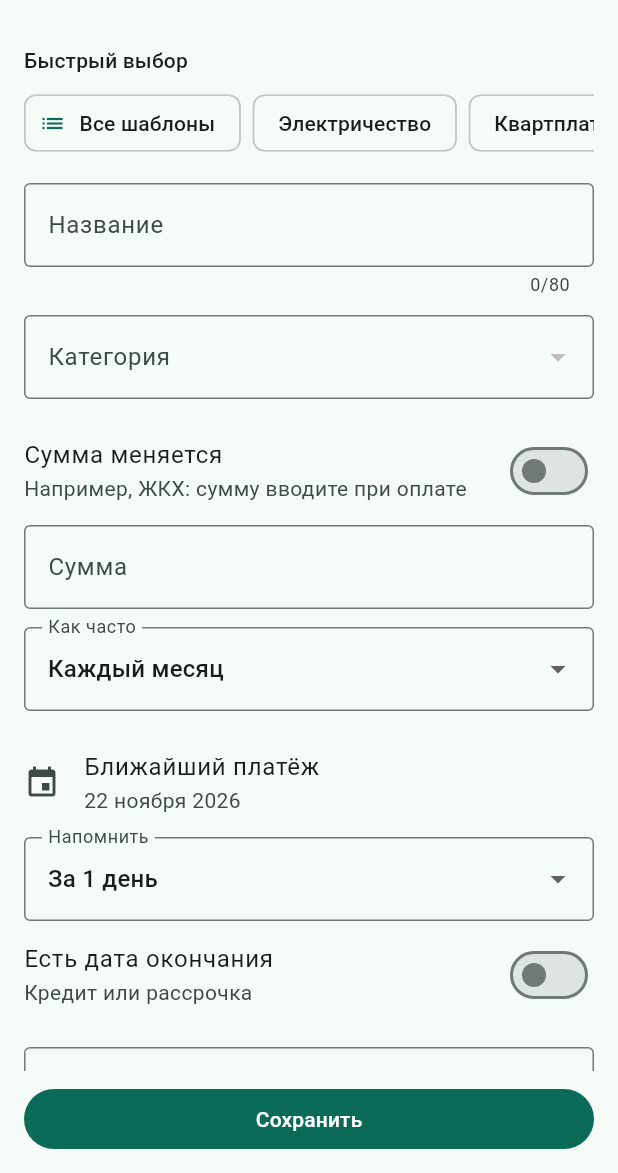
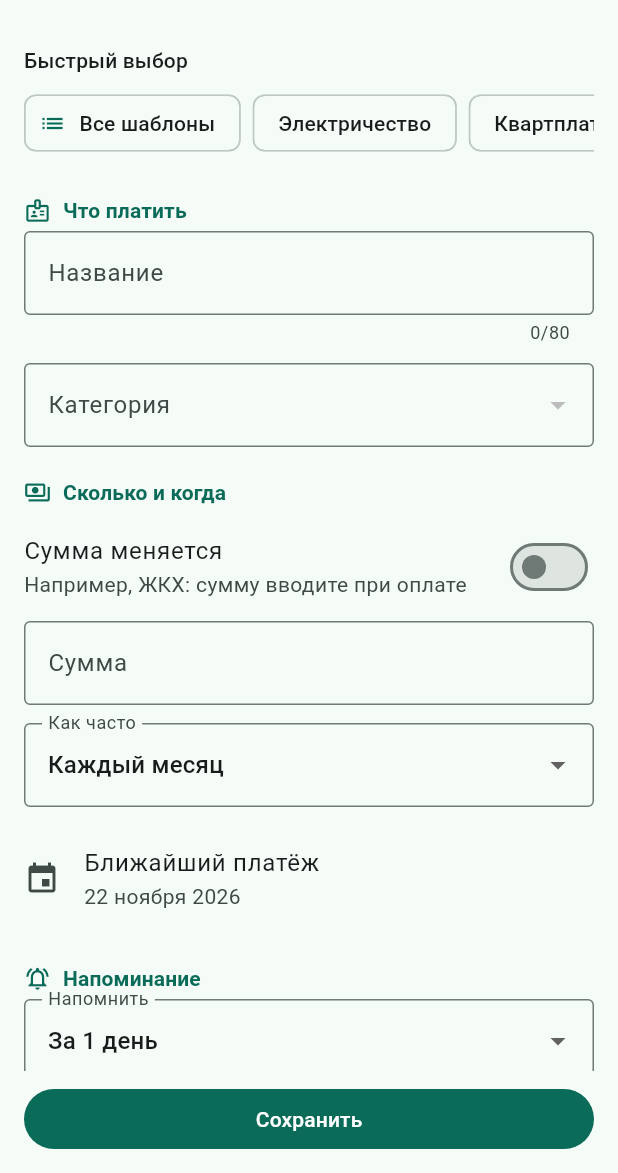
Before and after one commit to Viktor-CSKA/Mobile_app, a Flutter app: the screen it shows after launch, item 3 of the bottom bar chosen, after a tap on "Добавить платёж", on a phone screen of 412 x 824 dp, the part 63-1236 px from its top. Run offline on Flutter 3.47's test engine with Material 3 defaults, Android fonts, the phone set to English and light mode, and no system bars; our stand-ins replace drift, drift_flutter, file_picker, flutter_local_notifications, flutter_riverpod, shared_preferences and 1 more; accounts and stored records are empty; generated files the repository leaves out were written again.

Commit message:
Visual polish 1.1.2: month progress ring, urgency colors, form sections, friendly empty state

```diff
--- a/app/lib/features/payments/presentation/payment_form_screen.dart
+++ b/app/lib/features/payments/presentation/payment_form_screen.dart
@@ -367,6 +367,10 @@ class _PaymentFormScreenState extends ConsumerState<PaymentFormScreen> {
                       ),
                       const SizedBox(height: 16),
                     ],
+                    const _FormHeader(
+                      icon: Icons.badge_outlined,
+                      title: 'Что платить',
+                    ),
                     TextFormField(
                       controller: _name,
                       textCapitalization: TextCapitalization.sentences,
@@ -396,6 +400,10 @@ class _PaymentFormScreenState extends ConsumerState<PaymentFormScreen> {
                       validator: (v) => v == null ? 'Выберите категорию' : null,
                     ),
                     const SizedBox(height: 12),
+                    const _FormHeader(
+                      icon: Icons.payments_outlined,
+                      title: 'Сколько и когда',
+                    ),
                     SwitchListTile(
                       contentPadding: EdgeInsets.zero,
                       title: const Text('Сумма меняется'),
@@ -446,6 +454,11 @@ class _PaymentFormScreenState extends ConsumerState<PaymentFormScreen> {
                           setState(() => _nextDue = dateOnly(picked));
                         }
                       },
+                    ),
+                    const SizedBox(height: 12),
+                    const _FormHeader(
+                      icon: Icons.notifications_active_outlined,
+                      title: 'Напоминание',
                     ),
                     DropdownButtonFormField<int>(
                       initialValue: _remindDays,
@@ -558,3 +571,33 @@ String _kopecksToInput(int kopecks) {
   final cents = kopecks % 100;
   return cents == 0 ? '$rubles' : '$rubles,${cents.toString().padLeft(2, '0')}';
 }
+
+/// Заголовок секции формы: иконка + название логического блока.
+/// Длинная форма читается как последовательность смысловых групп.
+class _FormHeader extends StatelessWidget {
+  const _FormHeader({required this.icon, required this.title});
+
+  final IconData icon;
+  final String title;
+
+  @override
+  Widget build(BuildContext context) {
+    final theme = Theme.of(context);
+    return Padding(
+      padding: const EdgeInsets.only(top: 8, bottom: 4),
+      child: Row(
+        children: [
+          Icon(icon, size: 18, color: theme.colorScheme.primary),
+          const SizedBox(width: 8),
+          Text(
+            title,
+            style: theme.textTheme.titleSmall?.copyWith(
+              color: theme.colorScheme.primary,
+              fontWeight: FontWeight.w600,
+            ),
+          ),
+        ],
+      ),
+    );
+  }
+}
--- a/app/lib/features/upcoming/presentation/upcoming_screen.dart
+++ b/app/lib/features/upcoming/presentation/upcoming_screen.dart
@@ -5,6 +5,9 @@ import '../../../core/clock.dart';
 import '../../../core/format/date_format_ru.dart';
 import '../../../core/format/money.dart';
 import '../../../core/format/plural_ru.dart';
+import '../../../core/widgets/month_progress_ring.dart';
+import '../../../home_shell.dart';
+import '../../calendar/data/calendar_providers.dart';
 import '../../payments/data/payments_providers.dart';
 import '../../payments/domain/payment_draft.dart';
 import '../../payments/presentation/payment_form_screen.dart';
@@ -34,6 +37,9 @@ class UpcomingScreen extends ConsumerWidget {
   Widget build(BuildContext context, WidgetRef ref) {
     final today = ref.watch(todayProvider);
     final payments = ref.watch(activePaymentsProvider);
+    final paidThisMonth = ref.watch(
+      paidInMonthProvider(DateTime(today.year, today.month)),
+    );
 
     return Scaffold(
       appBar: AppBar(title: const Text('Ближайшие')),
@@ -44,10 +50,16 @@ class UpcomingScreen extends ConsumerWidget {
         data: (items) {
           final summary = UpcomingSummary.build(items, today);
           if (summary.isEmpty) return const _EmptyState();
+          // Оплачено в этом месяце — для кольца прогресса. Общий размер месяца =
+          // оплаченное + оставшееся к оплате (с учётом просрочки).
+          final paidKopecks = (paidThisMonth.value ?? const []).fold<int>(
+            0,
+            (sum, e) => sum + e.record.amountKopecks,
+          );
           return ListView(
             padding: const EdgeInsets.only(bottom: 24),
             children: [
-              _SummaryCard(summary: summary),
+              _SummaryCard(summary: summary, paidKopecks: paidKopecks),
               if (summary.overdue.isNotEmpty) ...[
                 const _SectionHeader('Просрочено', isAlert: true),
                 for (final item in summary.overdue)
@@ -81,12 +93,40 @@ class _EmptyState extends StatelessWidget {
 
   @override
   Widget build(BuildContext context) {
-    return const Center(
+    final theme = Theme.of(context);
+    return Center(
       child: Padding(
-        padding: EdgeInsets.all(32),
-        child: Text(
-          'Платежей пока нет.\nДобавьте первый на вкладке «Платежи».',
+        padding: const EdgeInsets.all(32),
+        child: Column(
+          mainAxisSize: MainAxisSize.min,
+          children: [
+            Icon(
+              Icons.event_note_outlined,
+              size: 72,
+              color: theme.colorScheme.primary.withValues(alpha: 0.5),
+            ),
+            const SizedBox(height: 16),
+            Text(
+              'Платежей пока нет',
               textAlign: TextAlign.center,
+              style: theme.textTheme.titleMedium,
+            ),
+            const SizedBox(height: 8),
+            Text(
+              'Добавьте первый платёж: подписку, ЖКХ или кредит —\n'
+              'и увидите, сколько платить в этом месяце',
+              textAlign: TextAlign.center,
+              style: theme.textTheme.bodyMedium?.copyWith(
+                color: theme.colorScheme.onSurfaceVariant,
+              ),
+            ),
+            const SizedBox(height: 24),
+            FilledButton.icon(
+              onPressed: () => HomeShell.goToTab(context, 2),
+              icon: const Icon(Icons.add),
+              label: const Text('Добавить платёж'),
+            ),
+          ],
         ),
       ),
     );
@@ -94,15 +134,21 @@ class _EmptyState extends StatelessWidget {
 }
 
 class _SummaryCard extends StatelessWidget {
-  const _SummaryCard({required this.summary});
+  const _SummaryCard({required this.summary, required this.paidKopecks});
 
   final UpcomingSummary summary;
+
+  /// Уже оплачено в этом месяце — для кольца прогресса.
+  final int paidKopecks;
 
   @override
   Widget build(BuildContext context) {
     final theme = Theme.of(context);
     final need = summary.needThisMonth;
     final overdue = summary.overdueForecast;
+
+    // Общий размер месяца = оплаченное + оставшееся к оплате (с просрочкой).
+    final totalMonth = paidKopecks + need.totalKopecks;
 
     final details = <String>[
       if (need.paymentsCount == 0)
@@ -121,13 +167,32 @@ class _SummaryCard extends StatelessWidget {
           crossAxisAlignment: CrossAxisAlignment.start,
           children: [
             Text('Нужно в этом месяце', style: theme.textTheme.labelLarge),
-            const SizedBox(height: 4),
+            const SizedBox(height: 12),
+            Row(
+              children: [
+                MonthProgressRing(
+                  paidKopecks: paidKopecks,
+                  totalKopecks: totalMonth,
+                ),
+                const SizedBox(width: 16),
+                Expanded(
+                  child: Column(
+                    crossAxisAlignment: CrossAxisAlignment.start,
+                    children: [
                       Text(
                         formatKopecks(need.totalKopecks),
                         style: theme.textTheme.headlineMedium,
                       ),
                       const SizedBox(height: 4),
-            Text(details.join(' · '), style: theme.textTheme.bodyMedium),
+                      Text(
+                        details.join(' · '),
+                        style: theme.textTheme.bodyMedium,
+                      ),
+                    ],
+                  ),
+                ),
+              ],
+            ),
             if (overdue.paymentsCount > 0) ...[
               const SizedBox(height: 8),
               Text(
@@ -186,21 +251,36 @@ class _UpcomingTile extends StatelessWidget {
     final days = item.schedule.daysUntilDue(today);
     final overdue = days < 0;
     final amount = p.amountKopecks;
+    // Цвет срочности: просрочка — ошибка, близкие даты — акцент, остальное — нейтрально.
+    final urgency = _urgencyColor(theme, days);
 
     return ListTile(
       onTap: onTap,
-      leading: CircleAvatar(
+      leading: Container(
+        // Кольцо срочности вокруг аватара категории.
+        decoration: urgency == null
+            ? null
+            : BoxDecoration(
+                shape: BoxShape.circle,
+                border: Border.all(color: urgency, width: 2.5),
+              ),
+        padding: urgency == null ? null : const EdgeInsets.all(3),
+        child: CircleAvatar(
           backgroundColor: Color(item.category.colorValue),
           child: Text(
             p.name.characters.first.toUpperCase(),
             style: const TextStyle(color: Colors.white),
           ),
         ),
+      ),
       title: Text(p.name),
       subtitle: Text(
         '${dueLabel(days)} · ${formatDayMonthShort(p.nextDueAt)} · '
         '${periodLabel(p.periodMonths)}',
-        style: overdue ? TextStyle(color: theme.colorScheme.error) : null,
+        style: TextStyle(
+          color: urgency ?? theme.colorScheme.onSurfaceVariant,
+          fontWeight: overdue ? FontWeight.w600 : null,
+        ),
       ),
       trailing: Row(
         mainAxisSize: MainAxisSize.min,
@@ -218,4 +298,12 @@ class _UpcomingTile extends StatelessWidget {
       ),
     );
   }
+
+  /// Цвет срочности по остатку дней; null — нейтральный (без выделения).
+  Color? _urgencyColor(ThemeData theme, int days) {
+    if (days < 0) return theme.colorScheme.error;
+    if (days <= 2) return theme.colorScheme.tertiary;
+    if (days <= 6) return theme.colorScheme.secondary;
+    return null;
   }
+}
```
Also changed, not shown: app/lib/core/widgets/month_progress_ring.dart (added, +82 -0 lines), app/lib/home_shell.dart (+13 -0 lines), 2 other files. Lines whose indentation alone changed are shown as unchanged.
